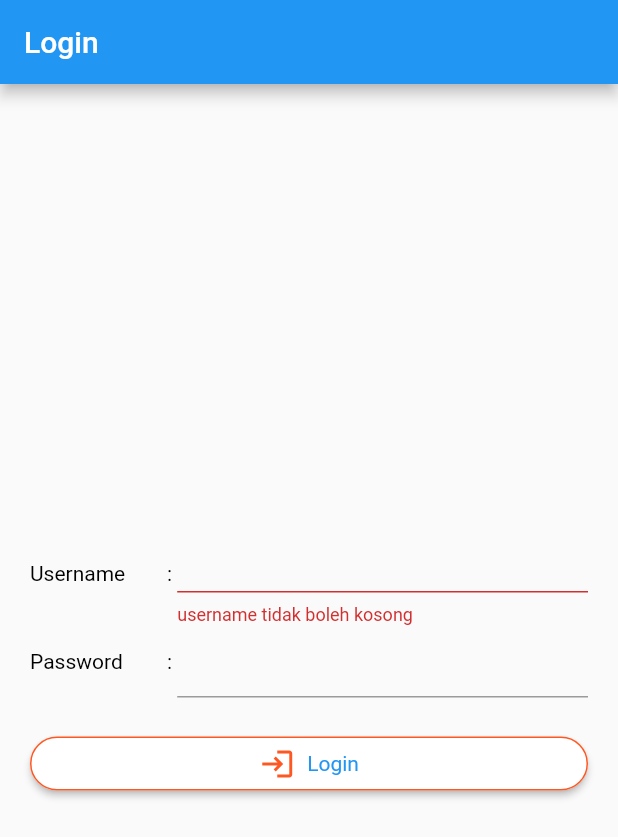
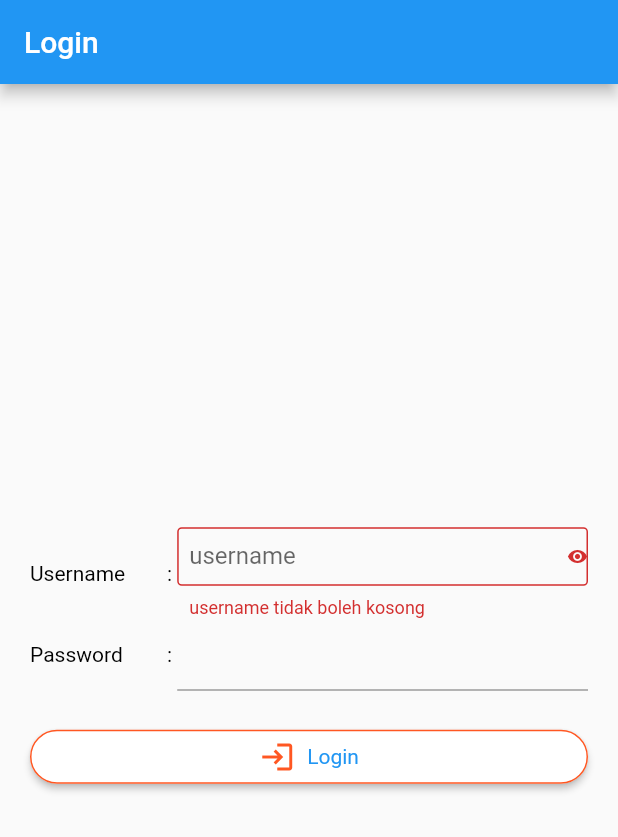
Before and after one commit to lessydien/login_app, a Flutter app: the screen it shows after launch, after a tap on "Login", on a phone screen of 412 x 824 dp. Shown: the top 837 px of the screen. Run offline on Flutter 3.47's test engine with Material 2 defaults, Android fonts, the phone set to English and light mode, and no system bars.

Commit message:
menambahkan fitur suffix icon dan dekorasi dari border input

```diff
--- a/lib/main.dart
+++ b/lib/main.dart
@@ -53,45 +53,45 @@ class _MyHomeLoginState extends State<MyLoginPage> {
   final mystyle = TextStyle(fontSize: 30 ,  color: Colors.indigo );
   final mytextinput = TextStyle(fontSize: 14 , color: Colors.black);
 
-  final userfield = TextFormField(
-    textInputAction: TextInputAction.next,
-    keyboardType: TextInputType.emailAddress,
-    autofocus: false,
-    //initialValue: 'name@gmail.com',
-    decoration: InputDecoration(
-    // hintText: 'username',
-    //  labelText: 'username',
-      //contentPadding: EdgeInsets.fromLTRB(8.0, 10.0, 8.0, 10.0),
-   // border: OutlineInputBorder(borderRadius: BorderRadius.circular(3.0))
-    ),
-    // validator: (value) {
-    //   if (value == null || value.isEmpty) {
-    //     return 'username tidak boleh kosong';
-    //   }
-    //   return null;
-    //   //value.isEmpty ? 'username tidak boleh kosong' : null;
-    // },
-    //onSaved: (value) => _username=value,
-  );
+  // final userfield = TextFormField(
+  //   textInputAction: TextInputAction.next,
+  //   keyboardType: TextInputType.emailAddress,
+  //   autofocus: false,
+  //   //initialValue: 'name@gmail.com',
+  //   decoration: InputDecoration(
+  //   // hintText: 'username',
+  //   //  labelText: 'username',
+  //     //contentPadding: EdgeInsets.fromLTRB(8.0, 10.0, 8.0, 10.0),
+  //  // border: OutlineInputBorder(borderRadius: BorderRadius.circular(3.0))
+  //   ),
+  //   // validator: (value) {
+  //   //   if (value == null || value.isEmpty) {
+  //   //     return 'username tidak boleh kosong';
+  //   //   }
+  //   //   return null;
+  //   //   //value.isEmpty ? 'username tidak boleh kosong' : null;
+  //   // },
+  //   //onSaved: (value) => _username=value,
+  // );
 
-  final passfield = TextFormField(
-      keyboardType: TextInputType.text,
-      autofocus: false,
-      decoration: InputDecoration(
-      /*  icon: const Padding(
-          padding: const EdgeInsets.only(top: 15.0),
-          child: const Icon(Icons.lock),
-        ),
-        */
-      //  hintText: 'password',
-     //  labelText: 'password',
-
-        //contentPadding: EdgeInsets.fromLTRB(20.0, 10.0, 20.0, 10.0),
-       //border: OutlineInputBorder(borderRadius: BorderRadius.circular(30.0))
-      ),
-    obscureText: true,
-   // focusNode: focus,
-  );
+  // final passfield = TextFormField(
+  //     keyboardType: TextInputType.text,
+  //     autofocus: false,
+  //     decoration: InputDecoration(
+  //     /*  icon: const Padding(
+  //         padding: const EdgeInsets.only(top: 15.0),
+  //         child: const Icon(Icons.lock),
+  //       ),
+  //       */
+  //     //  hintText: 'password',
+  //    //  labelText: 'password',
+  //
+  //       //contentPadding: EdgeInsets.fromLTRB(20.0, 10.0, 20.0, 10.0),
+  //      //border: OutlineInputBorder(borderRadius: BorderRadius.circular(30.0))
+  //     ),
+  //   obscureText: true,
+  //  // focusNode: focus,
+  // );
 
   final _formKey = GlobalKey<FormState>();
 
@@ -160,10 +160,22 @@ class _MyHomeLoginState extends State<MyLoginPage> {
                         autofocus: false,
                         //initialValue: 'name@gmail.com',
                         decoration: InputDecoration(
-                          // hintText: 'username',
-                          //  labelText: 'username',
-                          //contentPadding: EdgeInsets.fromLTRB(8.0, 10.0, 8.0, 10.0),
-                          // border: OutlineInputBorder(borderRadius: BorderRadius.circular(3.0))
+                           hintText: 'username',
+                            labelText: 'username',
+                          isDense: true,
+                          suffixIcon: InkWell(
+                            child: Icon(
+                              Icons.remove_red_eye_rounded, size: 14
+                            ),
+                            onTap: () {}
+                          ),
+                          suffixIconConstraints: BoxConstraints(
+                            minWidth:2,
+                              minHeight:2
+                          ),
+                          //controller: _controllerpass,
+                          contentPadding: EdgeInsets.fromLTRB(8.0, 10.0, 8.0, 10.0),
+                          border: OutlineInputBorder(borderRadius: BorderRadius.circular(3.0))
                         ),
                         validator: (value) {
                           if (value == null || value.isEmpty) {
@@ -189,7 +201,24 @@ class _MyHomeLoginState extends State<MyLoginPage> {
                      Text(": ", style: mytextinput),
                      Expanded(
                          flex: 3,
-                         child: passfield
+                         child: TextFormField(
+                           keyboardType: TextInputType.text,
+                           autofocus: false,
+                           decoration: InputDecoration(
+                             /*  icon: const Padding(
+          padding: const EdgeInsets.only(top: 15.0),
+          child: const Icon(Icons.lock),
+        ),
+        */
+                             //  hintText: 'password',
+                             //  labelText: 'password',
+
+                             //contentPadding: EdgeInsets.fromLTRB(20.0, 10.0, 20.0, 10.0),
+                             //border: OutlineInputBorder(borderRadius: BorderRadius.circular(30.0))
+                           ),
+                           obscureText: true,
+                           // focusNode: focus,
+                         )
                      ),
 
                          //onPressed: _toggle,
@@ -208,12 +237,15 @@ class _MyHomeLoginState extends State<MyLoginPage> {
                         child: OutlinedButton.icon(
                           onPressed: () {
                             if (_formKey.currentState.validate()) {
-                              // ScaffoldMessenger.of(context)
-                              //     .showSnackBar(SnackBar(content: Text('Processing Data')));
+                              ScaffoldMessenger.of(context)
+                                  .showSnackBar(SnackBar(content: Text('Processing Data')));
                               print('proses data');
-                            //  _formKey.currentState.save();
-                             // print('$_username');
-
+                              _formKey.currentState.save();
+                              // simpan ke object user
+                              // object ini kirim ke server untuk di cek
+                              // klo berhasil
+                             print('$_username');
+                            // pengecekan ke API data menggunakan http connection
                               Navigator.push(
                                 context,
                                 MaterialPageRoute(builder: (context) => HalamanUtama()),
--- /dev/null
+++ b/lib/model/User.dart
@@ -0,0 +1,5 @@
+class User {
+  String username;
+  String pass;
+  bool statuslogin;
+}
```
